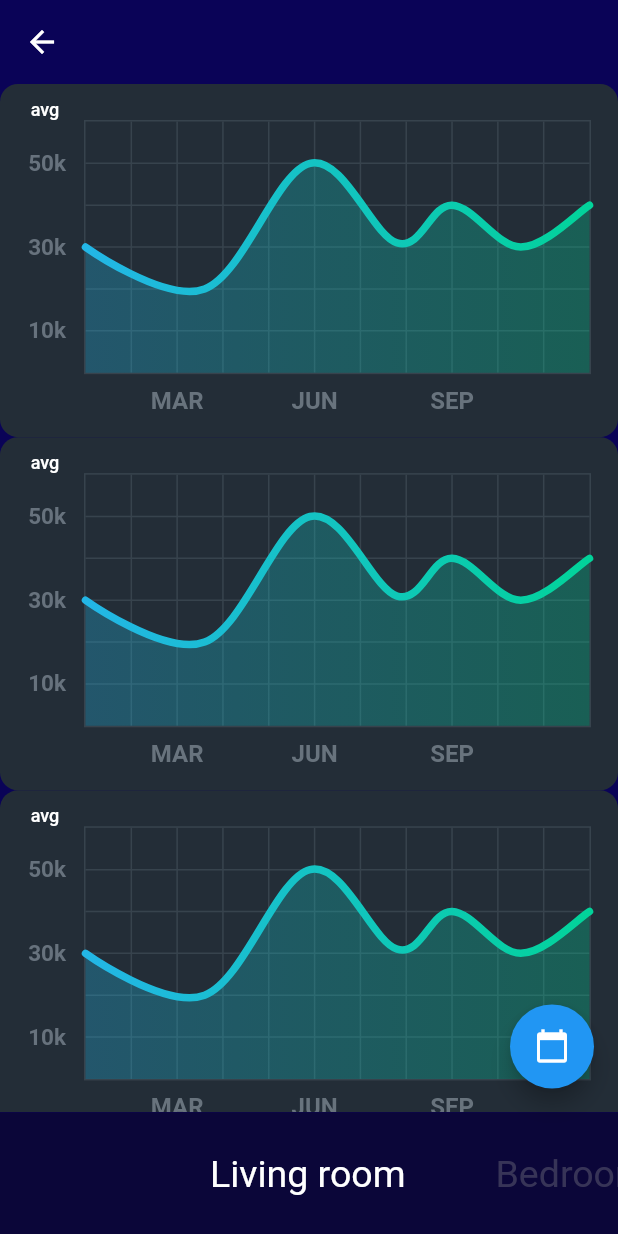
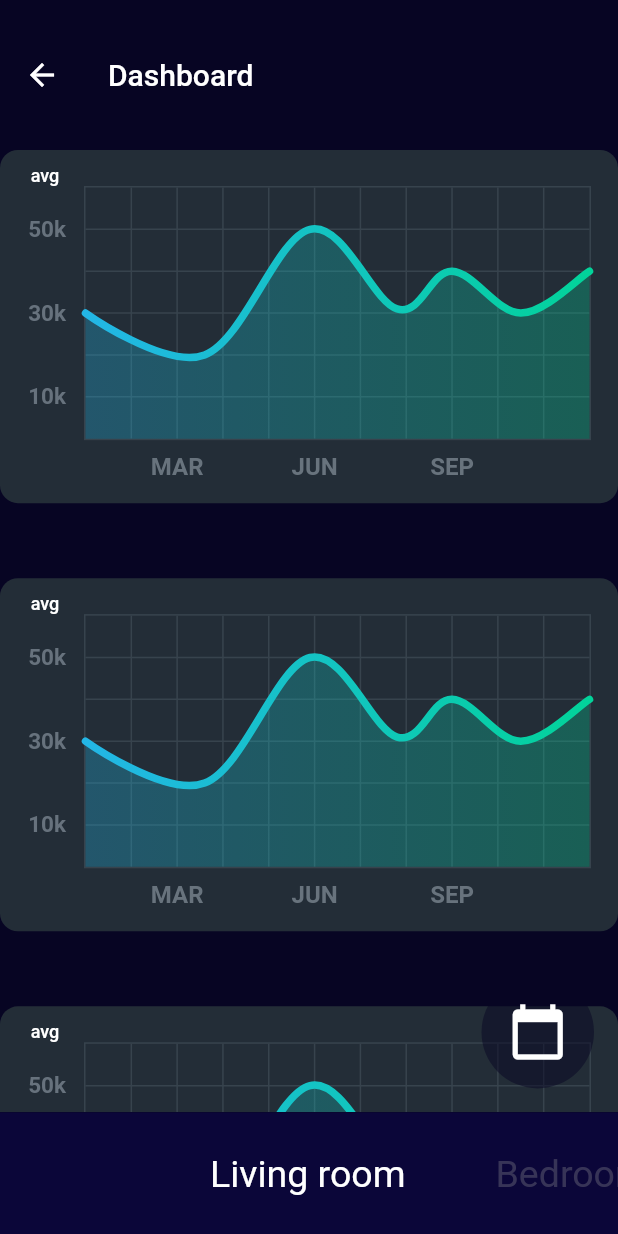
Before and after one commit to Do-an-HCMUT-K19/smarthome-mobile, a Flutter app: the DashBoardScreen screen opened directly, on a phone screen of 412 x 824 dp. Run offline on Flutter 3.47's test engine with Material 2 defaults, Android fonts, the phone set to English and light mode, and no system bars; drawn by our look-alikes of fl_chart; our stand-ins replace cloud_firestore, firebase_core, flutter_switch; accounts and stored records are empty.

```diff
--- /dev/null
+++ b/lib/constants/menu_options.dart
@@ -0,0 +1,4 @@
+enum MenuOptions {
+  dashboard,
+  statistic,
+}
--- a/lib/screens/dashboard_screen.dart
+++ b/lib/screens/dashboard_screen.dart
@@ -8,56 +8,66 @@ class DashBoardScreen extends StatelessWidget {
   @override
   Widget build(BuildContext context) {
     Size size = MediaQuery.of(context).size;
-    // return Scaffold(
-    //   appBar: SliverAppBar(),
-    //   floatingActionButton: FloatingActionButton(
-    //     onPressed: () {},
-    //     child: Icon(Icons.calendar_today),
-    //   ),
-    //   bottomNavigationBar: BottomNavBar(),
-    //   body: Container(
-    //     color: primary,
-    //     child: ListView(
-    //       children: [
-    //         SizedBox(
-    //           height: 100,
-    //         ),
-    //         Text(
-    //           'Temperature',
-    //           style: TextStyle(color: Colors.white, fontSize: 30),
-    //         ),
-    //         Container(
-    //           child: LineChartSample2(),
-    //           margin: EdgeInsets.symmetric(vertical: 30),
-    //         ),
-    //         Text(
-    //           'Light',
-    //           style: TextStyle(color: Colors.white, fontSize: 30),
-    //         ),
-    //         Container(
-    //           child: LineChartSample2(),
-    //           margin: EdgeInsets.symmetric(vertical: 30),
-    //         ),
-    //         Text(
-    //           'Humid',
-    //           style: TextStyle(color: Colors.white, fontSize: 30),
-    //         ),
-    //         LineChartSample2()
-    //       ],
-    //     ),
-    //   ),
-    // );
+
     return Scaffold(
+      backgroundColor: darkPrimary,
       extendBodyBehindAppBar: true,
-      backgroundColor: primary,
       bottomNavigationBar: BottomNavBar(),
-      floatingActionButton: FloatingActionButton(
-        onPressed: () {},
-        child: Icon(Icons.calendar_today),
+      floatingActionButton: GestureDetector(
+        onTap: () {
+          showDatePicker(
+              builder: (context, child) {
+                return Theme(
+                  data: ThemeData.dark().copyWith(
+                    colorScheme: ColorScheme.dark(
+                      onSurface: Colors.white,
+                      primary: Colors.blue,
+                      onPrimary: Colors.white,
+                      surface: darkPrimary,
+                    ),
+                    dialogBackgroundColor: inActive,
+                  ),
+                  child: child!,
+                );
+              },
+              context: context,
+              initialDate: DateTime.now(),
+              firstDate: DateTime.now(),
+              lastDate: DateTime.now());
+        },
+        child: Container(
+          width: 75,
+          height: 75,
+          child: Center(
+            child: Icon(
+              Icons.calendar_today,
+              color: Colors.white,
+              size: 40,
+            ),
+          ),
+          decoration: BoxDecoration(
+            color: darkPrimary.withOpacity(0.5),
+            borderRadius: BorderRadius.circular(360),
+          ),
+        ),
       ),
       body: CustomScrollView(
         slivers: [
           SliverAppBar(
+            flexibleSpace: Container(
+              decoration: BoxDecoration(
+                  gradient: LinearGradient(
+                colors: [
+                  darkPrimary,
+                  darkPrimary.withOpacity(0.5),
+                  darkPrimary.withOpacity(0),
+                ],
+                begin: Alignment.topCenter,
+                end: Alignment.bottomCenter,
+              )),
+            ),
+            title: Text('Dashboard'),
+            toolbarHeight: 100,
             floating: true,
             elevation: 0,
             backgroundColor: Colors.transparent,
@@ -66,7 +76,7 @@ class DashBoardScreen extends StatelessWidget {
             delegate: SliverChildBuilderDelegate((ctx, idx) {
               print(idx);
               return lst[idx];
-            }, childCount: 6),
+            }, childCount: lst.length),
           )
         ],
       ),
@@ -76,11 +86,25 @@ class DashBoardScreen extends StatelessWidget {
 
 var lst = [
   LineChartSample2(),
+  SizedBox(
+    height: 50,
+  ),
   LineChartSample2(),
+  SizedBox(
+    height: 50,
+  ),
   LineChartSample2(),
+  SizedBox(
+    height: 50,
+  ),
   LineChartSample2(),
+  SizedBox(
+    height: 50,
+  ),
   LineChartSample2(),
-  LineChartSample2(),
+  SizedBox(
+    height: 50,
+  ),
 ];
 // Dash pattern line chart example
 
```
Also changed, not shown: lib/components/popup_menu.dart (added, +42 -0 lines), lib/components/welcome_bar.dart (+5 -14 lines), lib/main.dart (+25 -11 lines), 1 other file.
